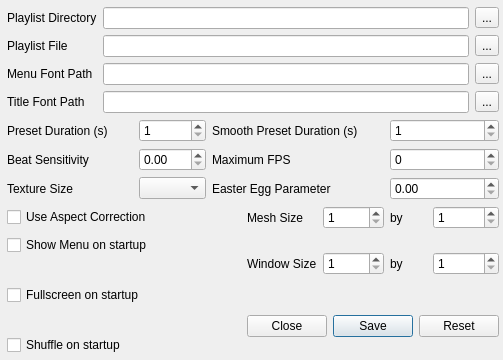
First picture: the form in src/qprojectM/qprojectmconfigdialog.ui, repository projectM-visualizer/projectm, before the edit.
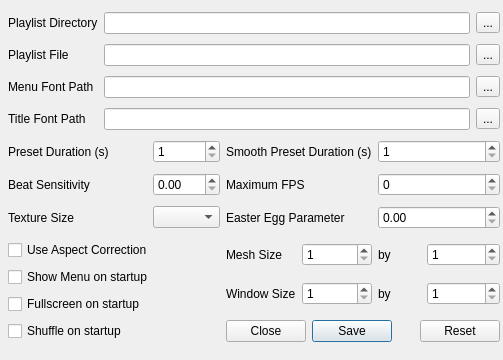
Second picture: the form after the edit.

Commit message: resize behavior fixed on config dialog

```diff
--- a/src/qprojectM/qprojectmconfigdialog.ui
+++ b/src/qprojectM/qprojectmconfigdialog.ui
@@ -15,10 +15,10 @@
   <widget class="QWidget" name="layoutWidget" >
    <property name="geometry" >
     <rect>
-     <x>7</x>
-     <y>7</y>
+     <x>8</x>
+     <y>8</y>
      <width>492</width>
-     <height>348</height>
+     <height>344</height>
     </rect>
    </property>
    <layout class="QGridLayout" >
@@ -41,7 +41,7 @@
       </property>
      </widget>
     </item>
-    <item row="0" column="1" colspan="7" >
+    <item row="0" column="1" colspan="6" >
      <widget class="QLineEdit" name="startupPlaylistDirectoryLineEdit" >
       <property name="sizePolicy" >
        <sizepolicy vsizetype="Fixed" hsizetype="Expanding" >
@@ -57,7 +57,7 @@
       </property>
      </widget>
     </item>
-    <item row="0" column="8" >
+    <item row="0" column="7" >
      <widget class="QToolButton" name="startupPlaylistDirectoryToolButton" >
       <property name="text" >
        <string>...</string>
@@ -83,7 +83,7 @@
       </property>
      </widget>
     </item>
-    <item row="1" column="1" colspan="7" >
+    <item row="1" column="1" colspan="6" >
      <widget class="QLineEdit" name="startupPlaylistFileLineEdit" >
       <property name="sizePolicy" >
        <sizepolicy vsizetype="Fixed" hsizetype="Expanding" >
@@ -99,7 +99,7 @@
       </property>
      </widget>
     </item>
-    <item row="1" column="8" >
+    <item row="1" column="7" >
      <widget class="QToolButton" name="startupPlaylistFileToolButton" >
       <property name="text" >
        <string>...</string>
@@ -125,7 +125,7 @@
       </property>
      </widget>
     </item>
-    <item row="2" column="1" colspan="7" >
+    <item row="2" column="1" colspan="6" >
      <widget class="QLineEdit" name="menuFontPathLineEdit" >
       <property name="sizePolicy" >
        <sizepolicy vsizetype="Fixed" hsizetype="Expanding" >
@@ -141,7 +141,7 @@
       </property>
      </widget>
     </item>
-    <item row="2" column="8" >
+    <item row="2" column="7" >
      <widget class="QToolButton" name="menuFontPathToolButton" >
       <property name="text" >
        <string>...</string>
@@ -167,7 +167,7 @@
       </property>
      </widget>
     </item>
-    <item row="3" column="1" colspan="7" >
+    <item row="3" column="1" colspan="6" >
      <widget class="QLineEdit" name="titleFontPathLineEdit" >
       <property name="sizePolicy" >
        <sizepolicy vsizetype="Fixed" hsizetype="Expanding" >
@@ -183,7 +183,7 @@
       </property>
      </widget>
     </item>
-    <item row="3" column="8" >
+    <item row="3" column="7" >
      <widget class="QToolButton" name="titleFontPathToolButton" >
       <property name="text" >
        <string>...</string>
@@ -213,14 +213,14 @@
       </property>
      </widget>
     </item>
-    <item row="4" column="3" colspan="3" >
+    <item row="4" column="3" colspan="2" >
      <widget class="QLabel" name="label_4" >
       <property name="text" >
        <string>Smooth Preset Duration (s)</string>
       </property>
      </widget>
     </item>
-    <item row="4" column="6" colspan="3" >
+    <item row="4" column="5" colspan="3" >
      <widget class="QSpinBox" name="smoothPresetDurationSpinBox" >
       <property name="toolTip" >
        <string>&lt;html>&lt;head>&lt;meta name="qrichtext" content="1" />&lt;style type="text/css">
@@ -265,7 +265,7 @@
       </property>
      </widget>
     </item>
-    <item row="5" column="3" colspan="3" >
+    <item row="5" column="3" colspan="2" >
      <widget class="QLabel" name="label_6" >
       <property name="sizePolicy" >
        <sizepolicy vsizetype="Preferred" hsizetype="MinimumExpanding" >
@@ -278,7 +278,7 @@
       </property>
      </widget>
     </item>
-    <item row="5" column="6" colspan="3" >
+    <item row="5" column="5" colspan="3" >
      <widget class="QSpinBox" name="maxFPSSpinBox" >
       <property name="sizePolicy" >
        <sizepolicy vsizetype="Fixed" hsizetype="MinimumExpanding" >
@@ -329,7 +329,7 @@
       </property>
      </widget>
     </item>
-    <item row="6" column="3" colspan="3" >
+    <item row="6" column="3" colspan="2" >
      <widget class="QLabel" name="label_13" >
       <property name="sizePolicy" >
        <sizepolicy vsizetype="Preferred" hsizetype="MinimumExpanding" >
@@ -342,7 +342,7 @@
       </property>
      </widget>
     </item>
-    <item row="6" column="6" colspan="3" >
+    <item row="6" column="5" colspan="3" >
      <widget class="QDoubleSpinBox" name="easterEggParameterSpinBox" >
       <property name="toolTip" >
        <string>&lt;html>&lt;head>&lt;meta name="qrichtext" content="1" />&lt;style type="text/css">
@@ -358,26 +358,69 @@
       </property>
      </widget>
     </item>
-    <item row="7" column="0" colspan="4" >
-     <widget class="QCheckBox" name="useAspectCorrectionCheckBox" >
-      <property name="sizePolicy" >
-       <sizepolicy vsizetype="Fixed" hsizetype="MinimumExpanding" >
-        <horstretch>0</horstretch>
-        <verstretch>0</verstretch>
-       </sizepolicy>
-      </property>
-      <property name="toolTip" >
-       <string>&lt;html>&lt;head>&lt;meta name="qrichtext" content="1" />&lt;style type="text/css">
+    <item rowspan="3" row="7" column="0" colspan="3" >
+     <layout class="QVBoxLayout" >
+      <item>
+       <widget class="QCheckBox" name="useAspectCorrectionCheckBox" >
+        <property name="sizePolicy" >
+         <sizepolicy vsizetype="Fixed" hsizetype="MinimumExpanding" >
+          <horstretch>0</horstretch>
+          <verstretch>0</verstretch>
+         </sizepolicy>
+        </property>
+        <property name="toolTip" >
+         <string>&lt;html>&lt;head>&lt;meta name="qrichtext" content="1" />&lt;style type="text/css">
 p, li { white-space: pre-wrap; }
 &lt;/style>&lt;/head>&lt;body style=" font-family:'Sans Serif'; font-size:10pt; font-weight:400; font-style:normal;">
 &lt;p style=" margin-top:0px; margin-bottom:0px; margin-left:0px; margin-right:0px; -qt-block-indent:0; text-indent:0px;">This makes a square look like a square, and a circle look like a circle in cases where they may not otherwise.&lt;/p>&lt;/body>&lt;/html></string>
-      </property>
-      <property name="text" >
-       <string>Use Aspect Correction</string>
-      </property>
-     </widget>
+        </property>
+        <property name="text" >
+         <string>Use Aspect Correction</string>
+        </property>
+       </widget>
+      </item>
+      <item>
+       <widget class="QCheckBox" name="menuOnStartupCheckBox" >
+        <property name="sizePolicy" >
+         <sizepolicy vsizetype="Fixed" hsizetype="MinimumExpanding" >
+          <horstretch>0</horstretch>
+          <verstretch>0</verstretch>
+         </sizepolicy>
+        </property>
+        <property name="text" >
+         <string>Show Menu on startup</string>
+        </property>
+       </widget>
+      </item>
+      <item>
+       <widget class="QCheckBox" name="fullscreenOnStartupCheckBox" >
+        <property name="sizePolicy" >
+         <sizepolicy vsizetype="Fixed" hsizetype="MinimumExpanding" >
+          <horstretch>0</horstretch>
+          <verstretch>0</verstretch>
+         </sizepolicy>
+        </property>
+        <property name="text" >
+         <string>Fullscreen on startup</string>
+        </property>
+       </widget>
+      </item>
+      <item>
+       <widget class="QCheckBox" name="shuffleOnStartupCheckBox" >
+        <property name="sizePolicy" >
+         <sizepolicy vsizetype="Fixed" hsizetype="MinimumExpanding" >
+          <horstretch>0</horstretch>
+          <verstretch>0</verstretch>
+         </sizepolicy>
+        </property>
+        <property name="text" >
+         <string>Shuffle on startup</string>
+        </property>
+       </widget>
+      </item>
+     </layout>
     </item>
-    <item row="7" column="4" >
+    <item row="7" column="3" >
      <widget class="QLabel" name="label_8" >
       <property name="sizePolicy" >
        <sizepolicy vsizetype="Preferred" hsizetype="MinimumExpanding" >
@@ -390,7 +433,7 @@
       </property>
      </widget>
     </item>
-    <item row="7" column="5" >
+    <item row="7" column="4" >
      <widget class="QSpinBox" name="meshSizeWidthSpinBox" >
       <property name="toolTip" >
        <string>&lt;html>&lt;head>&lt;meta name="qrichtext" content="1" />&lt;style type="text/css">
@@ -409,7 +452,7 @@
       </property>
      </widget>
     </item>
-    <item row="7" column="6" >
+    <item row="7" column="5" >
      <widget class="QLabel" name="label_10" >
       <property name="sizePolicy" >
        <sizepolicy vsizetype="Preferred" hsizetype="MinimumExpanding" >
@@ -422,7 +465,7 @@
       </property>
      </widget>
     </item>
-    <item row="7" column="7" colspan="2" >
+    <item row="7" column="6" colspan="2" >
      <widget class="QSpinBox" name="meshSizeHeightSpinBox" >
       <property name="toolTip" >
        <string>&lt;html>&lt;head>&lt;meta name="qrichtext" content="1" />&lt;style type="text/css">
@@ -438,20 +481,7 @@
       </property>
      </widget>
     </item>
-    <item row="8" column="0" colspan="4" >
-     <widget class="QCheckBox" name="menuOnStartupCheckBox" >
-      <property name="sizePolicy" >
-       <sizepolicy vsizetype="Fixed" hsizetype="MinimumExpanding" >
-        <horstretch>0</horstretch>
-        <verstretch>0</verstretch>
-       </sizepolicy>
-      </property>
-      <property name="text" >
-       <string>Show Menu on startup</string>
-      </property>
-     </widget>
-    </item>
-    <item rowspan="2" row="8" column="4" >
+    <item row="8" column="3" >
      <widget class="QLabel" name="label_5" >
       <property name="sizePolicy" >
        <sizepolicy vsizetype="Preferred" hsizetype="MinimumExpanding" >
@@ -464,7 +494,7 @@
       </property>
      </widget>
     </item>
-    <item rowspan="2" row="8" column="5" >
+    <item row="8" column="4" >
      <widget class="QSpinBox" name="windowWidthSpinBox" >
       <property name="toolTip" >
        <string>&lt;html>&lt;head>&lt;meta name="qrichtext" content="1" />&lt;style type="text/css">
@@ -486,7 +516,7 @@
       </property>
      </widget>
     </item>
-    <item rowspan="2" row="8" column="6" >
+    <item row="8" column="5" >
      <widget class="QLabel" name="label_11" >
       <property name="sizePolicy" >
        <sizepolicy vsizetype="Preferred" hsizetype="MinimumExpanding" >
@@ -499,7 +529,7 @@
       </property>
      </widget>
     </item>
-    <item rowspan="2" row="8" column="7" colspan="2" >
+    <item row="8" column="6" colspan="2" >
      <widget class="QSpinBox" name="windowHeightSpinBox" >
       <property name="toolTip" >
        <string>&lt;html>&lt;head>&lt;meta name="qrichtext" content="1" />&lt;style type="text/css">
@@ -515,20 +545,7 @@
       </property>
      </widget>
     </item>
-    <item rowspan="2" row="9" column="0" colspan="4" >
-     <widget class="QCheckBox" name="fullscreenOnStartupCheckBox" >
-      <property name="sizePolicy" >
-       <sizepolicy vsizetype="Fixed" hsizetype="MinimumExpanding" >
-        <horstretch>0</horstretch>
-        <verstretch>0</verstretch>
-       </sizepolicy>
-      </property>
-      <property name="text" >
-       <string>Fullscreen on startup</string>
-      </property>
-     </widget>
-    </item>
-    <item rowspan="2" row="10" column="4" colspan="5" >
+    <item row="9" column="3" colspan="5" >
      <widget class="QDialogButtonBox" name="buttonBox" >
       <property name="toolTip" >
        <string>Click save to write the settings to your projectM config file. The reset button will bring your settings back to whatever was stored on disk. </string>
@@ -544,19 +561,6 @@
       </property>
      </widget>
     </item>
-    <item row="11" column="0" colspan="4" >
-     <widget class="QCheckBox" name="shuffleOnStartupCheckBox" >
-      <property name="sizePolicy" >
-       <sizepolicy vsizetype="Fixed" hsizetype="MinimumExpanding" >
-        <horstretch>0</horstretch>
-        <verstretch>0</verstretch>
-       </sizepolicy>
-      </property>
-      <property name="text" >
-       <string>Shuffle on startup</string>
-      </property>
-     </widget>
-    </item>
    </layout>
   </widget>
  </widget>
```
The commit also changes 2 other files.
